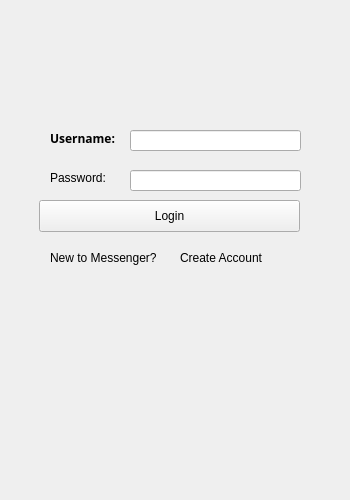
First picture: the form in mainwindow.ui, repository Reynardd/MoonMessenger_TheDebuggingDudes_1, before the edit.
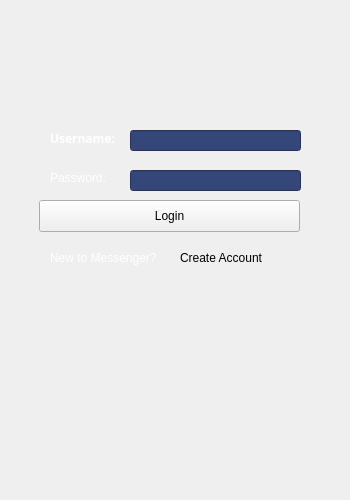
Second picture: the form after the edit. Icons and pictures are not drawn.

Patch:
```diff
--- a/mainwindow.ui
+++ b/mainwindow.ui
@@ -10,6 +10,18 @@
     <height>500</height>
    </rect>
   </property>
+  <property name="minimumSize">
+   <size>
+    <width>350</width>
+    <height>0</height>
+   </size>
+  </property>
+  <property name="maximumSize">
+   <size>
+    <width>350</width>
+    <height>500</height>
+   </size>
+  </property>
   <property name="windowTitle">
    <string>MainWindow</string>
   </property>
@@ -32,6 +44,9 @@
       <bold>true</bold>
      </font>
     </property>
+    <property name="styleSheet">
+     <string notr="true">color: rgb(255, 255, 255);</string>
+    </property>
     <property name="text">
      <string>Username:</string>
     </property>
@@ -45,6 +60,9 @@
       <height>16</height>
      </rect>
     </property>
+    <property name="styleSheet">
+     <string notr="true">color: rgb(255, 255, 255);</string>
+    </property>
     <property name="text">
      <string>Password:</string>
     </property>
@@ -59,7 +77,8 @@
      </rect>
     </property>
     <property name="styleSheet">
-     <string notr="true">background-image: url(:/back/green.webp);</string>
+     <string notr="true">background-color: rgb(53, 71, 120);
+border-color: rgb(53, 71, 120);</string>
     </property>
    </widget>
    <widget class="QLineEdit" name="password">
@@ -71,6 +90,9 @@
       <height>21</height>
      </rect>
     </property>
+    <property name="styleSheet">
+     <string notr="true">background-color: rgb(53, 71, 120);</string>
+    </property>
    </widget>
    <widget class="QLabel" name="label_3">
     <property name="geometry">
@@ -81,6 +103,9 @@
       <height>16</height>
      </rect>
     </property>
+    <property name="styleSheet">
+     <string notr="true">color: rgb(255, 255, 255);</string>
+    </property>
     <property name="text">
      <string>New to Messenger?</string>
     </property>
```
Left out of the diff: 2 changed lines with no effect on the pictures.
